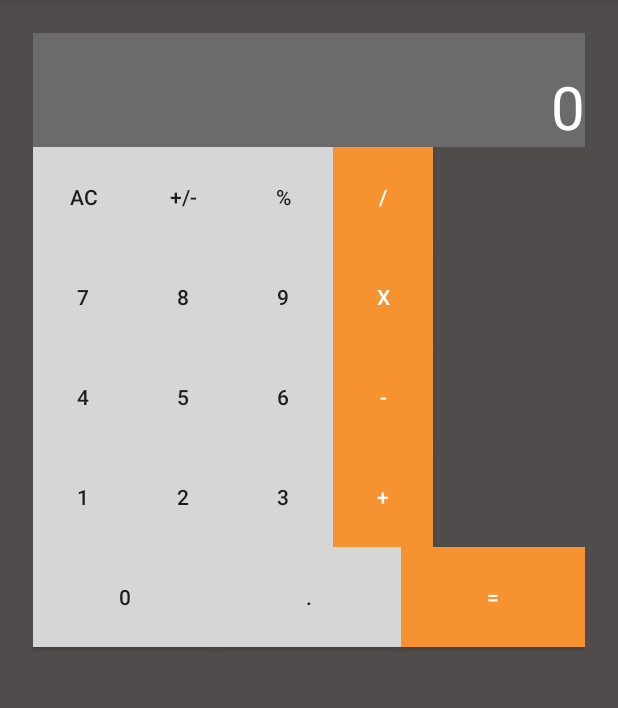
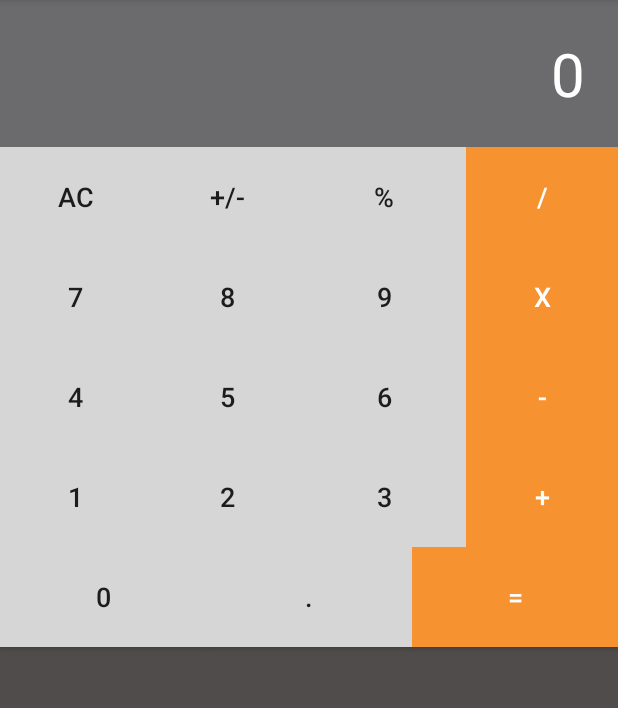
Before and after one commit to Pedestal19/Calculator_Demo, an Android app: the screen it shows after launch (MainActivity), on a phone screen of 412 x 824 dp, the part 84-792 px from its top. Run offline under Robolectric (Android 15) with nearby library versions, the phone set to English and light mode, and no system bars.

Commit message:
styling ui components

```diff
--- a/app/src/main/res/layout/activity_main.xml
+++ b/app/src/main/res/layout/activity_main.xml
@@ -6,7 +6,6 @@
     android:layout_height="match_parent"
     android:background="#504C4C"
     android:orientation="vertical"
-    android:padding="10pt"
     tools:context=".MainActivity">
 
     <EditText
@@ -15,7 +14,7 @@
         android:background="@color/grey"
         android:gravity="right"
         android:hint="0"
-        android:paddingTop="10pt"
+        android:padding="10pt"
         android:textColor="@color/white"
         android:textColorHint="@color/white"
         android:textSize="40sp" />
@@ -32,30 +31,38 @@
                 android:id="@+id/button7"
                 android:layout_width="30pt"
                 android:layout_height="30pt"
+                android:layout_weight="1"
                 android:background="@color/whiteback"
-                android:text="AC" />
+                android:text="AC"
+                android:textSize="18sp" />
 
             <Button
                 android:id="@+id/button6"
                 android:layout_width="30pt"
                 android:layout_height="30pt"
+                android:layout_weight="1"
                 android:background="@color/whiteback"
-                android:text="+/-" />
+                android:text="+/-"
+                android:textSize="18sp" />
 
             <Button
                 android:id="@+id/button5"
                 android:layout_width="30pt"
                 android:layout_height="30pt"
+                android:layout_weight="1"
                 android:background="@color/whiteback"
-                android:text="%" />
+                android:text="%"
+                android:textSize="18sp" />
 
             <Button
                 android:id="@+id/button4"
                 android:layout_width="30pt"
                 android:layout_height="30pt"
+                android:layout_weight="1"
                 android:background="@color/buOperations"
                 android:text="/"
-                android:textColor="@color/white" />
+                android:textColor="@color/white"
+                android:textSize="18sp"/>
         </TableRow>
 
         <TableRow
@@ -66,30 +73,38 @@
                 android:id="@+id/button11"
                 android:layout_width="30pt"
                 android:layout_height="30pt"
+                android:layout_weight="1"
                 android:background="@color/whiteback"
-                android:text="7" />
+                android:text="7"
+                android:textSize="18sp"/>
 
             <Button
                 android:id="@+id/button10"
                 android:layout_width="30pt"
                 android:layout_height="30pt"
+                android:layout_weight="1"
                 android:background="@color/whiteback"
-                android:text="8" />
+                android:text="8"
+                android:textSize="18sp"/>
 
             <Button
                 android:id="@+id/button9"
                 android:layout_width="30pt"
                 android:layout_height="30pt"
+                android:layout_weight="1"
                 android:background="@color/whiteback"
-                android:text="9" />
+                android:text="9"
+                android:textSize="18sp"/>
 
             <Button
                 android:id="@+id/button8"
                 android:layout_width="30pt"
                 android:layout_height="30pt"
+                android:layout_weight="1"
                 android:background="@color/buOperations"
                 android:text="X"
-                android:textColor="@color/white" />
+                android:textColor="@color/white"
+                android:textSize="18sp"/>
         </TableRow>
 
         <TableRow
@@ -100,30 +115,38 @@
                 android:id="@+id/button15"
                 android:layout_width="30pt"
                 android:layout_height="30pt"
+                android:layout_weight="1"
                 android:background="@color/whiteback"
-                android:text="4" />
+                android:text="4"
+                android:textSize="18sp"/>
 
             <Button
                 android:id="@+id/button14"
                 android:layout_width="30pt"
                 android:layout_height="30pt"
+                android:layout_weight="1"
                 android:background="@color/whiteback"
-                android:text="5" />
+                android:text="5"
+                android:textSize="18sp"/>
 
             <Button
                 android:id="@+id/button13"
-                android:layout_width="30pt"
+                android:layout_width="74dp"
                 android:layout_height="30pt"
+                android:layout_weight="1"
                 android:background="@color/whiteback"
-                android:text="6" />
+                android:text="6"
+                android:textSize="18sp"/>
 
             <Button
                 android:id="@+id/button12"
                 android:layout_width="30pt"
                 android:layout_height="30pt"
+                android:layout_weight="1"
                 android:background="@color/buOperations"
                 android:text="-"
-                android:textColor="@color/white" />
+                android:textColor="@color/white"
+                android:textSize="18sp"/>
         </TableRow>
 
         <TableRow
@@ -134,30 +157,38 @@
                 android:id="@+id/button19"
                 android:layout_width="30pt"
                 android:layout_height="30pt"
+                android:layout_weight="1"
                 android:background="@color/whiteback"
-                android:text="1" />
+                android:text="1"
+                android:textSize="18sp"/>
 
             <Button
                 android:id="@+id/button18"
                 android:layout_width="30pt"
                 android:layout_height="30pt"
+                android:layout_weight="1"
                 android:background="@color/whiteback"
-                android:text="2" />
+                android:text="2"
+                android:textSize="18sp"/>
 
             <Button
                 android:id="@+id/button17"
                 android:layout_width="30pt"
                 android:layout_height="30pt"
+                android:layout_weight="1"
                 android:background="@color/whiteback"
-                android:text="3" />
+                android:text="3"
+                android:textSize="18sp"/>
 
             <Button
                 android:id="@+id/button16"
                 android:layout_width="30pt"
                 android:layout_height="30pt"
+                android:layout_weight="1"
                 android:background="@color/buOperations"
                 android:text="+"
-                android:textColor="@color/white" />
+                android:textColor="@color/white"
+                android:textSize="18sp"/>
         </TableRow>
     </TableLayout>
 
@@ -172,7 +203,8 @@
             android:layout_height="30pt"
             android:layout_weight="1"
             android:background="@color/whiteback"
-            android:text="0" />
+            android:text="0"
+            android:textSize="18sp"/>
 
         <Button
             android:id="@+id/button2"
@@ -180,7 +212,8 @@
             android:layout_height="30pt"
             android:layout_weight="1"
             android:background="@color/whiteback"
-            android:text="." />
+            android:text="."
+            android:textSize="18sp"/>
 
         <Button
             android:id="@+id/button"
@@ -189,7 +222,8 @@
             android:layout_weight="1"
             android:background="@color/buOperations"
             android:text="="
-            android:textColor="@color/white" />
+            android:textColor="@color/white"
+            android:textSize="18sp"/>
     </LinearLayout>
 
 </LinearLayout>
```
